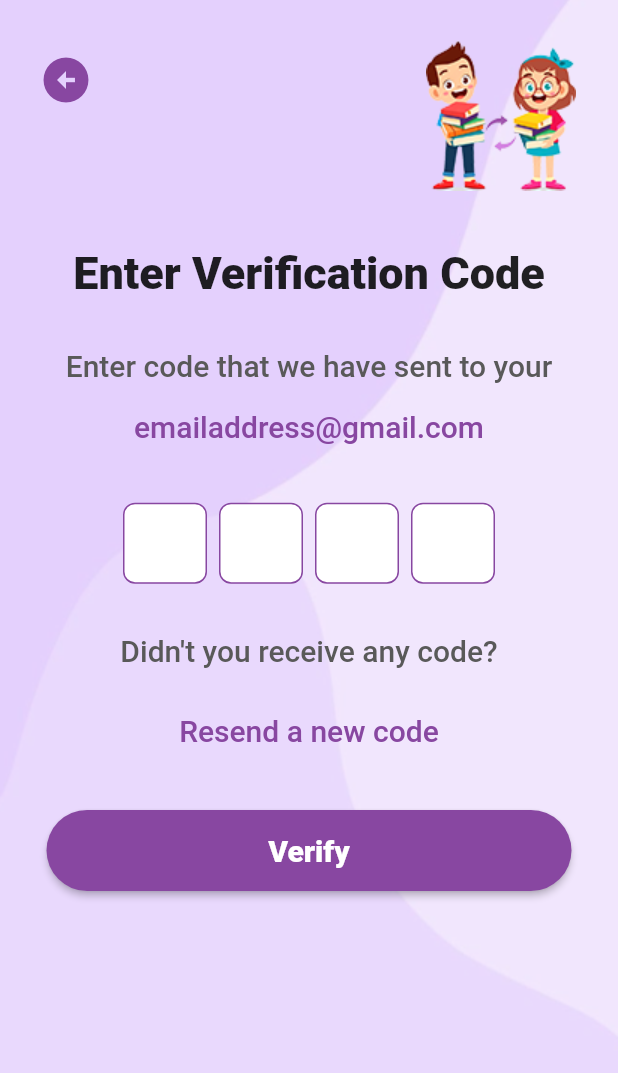
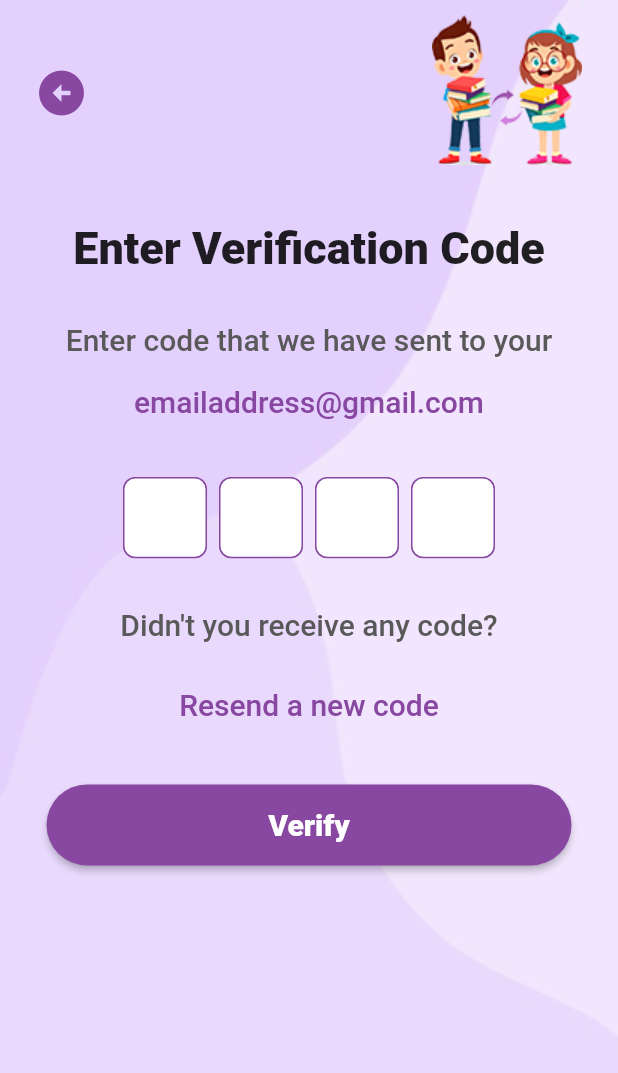
Before and after one commit to Hrkjawad/bookbin, a Flutter app: the ForgotPassVerification screen opened directly, on a phone screen of 412 x 824 dp. Shown: the top 1073 px of the screen. Run offline on Flutter 3.47's test engine with Material 3 defaults, Android fonts, the phone set to English and light mode, and no system bars; drawn by our look-alikes of pinput; our stand-ins replace cloud_firestore, firebase_core, flutter_screenutil, get, rxdart, smooth_page_indicator; accounts and stored records are empty.

Commit message:
bug fixed

```diff
--- a/lib/screens/widgets/Buttons/backbutton_with_logo.dart
+++ b/lib/screens/widgets/Buttons/backbutton_with_logo.dart
@@ -9,11 +9,12 @@ class BackButtonAndLogo extends StatelessWidget {
 
   @override
   Widget build(BuildContext context) {
-    return Stack(
-      children: [
-        Padding(
-          padding:  EdgeInsets.only(top: 30.h, left: 18.w),
-          child: IconButton(
+    return Padding(
+      padding: EdgeInsets.only(top: 10.w, left: 15.w, right: 24.w),
+      child: Row(
+        mainAxisAlignment: MainAxisAlignment.spaceBetween,
+        children: [
+          IconButton(
             onPressed: () {
               Get.back();
             },
@@ -22,13 +23,9 @@ class BackButtonAndLogo extends StatelessWidget {
               color: const Color(0XFF8847A1),
               size: 36.sp,
             ),),
-        ),
-        const Spacer(),
-        Padding(
-          padding:  EdgeInsets.only(top: 30.h, left: 284.w),
-          child: Image.asset(ImagesPath.mainLogo),
-        )
-      ],
+          Image.asset(ImagesPath.mainLogo)
+        ],
+      ),
     );
   }
 }
--- a/lib/screens/widgets/Buttons/elevatedbutton_customised.dart
+++ b/lib/screens/widgets/Buttons/elevatedbutton_customised.dart
@@ -27,7 +27,7 @@ class ElevatedButtonCustomised extends StatelessWidget {
               : () {
                   formController.setLoading(true);
                   onPressed();
-                  Timer(const Duration(seconds: 4), () {
+                  Timer(const Duration(seconds: 1), () {
                     formController.setLoading(false);
                   });
                 },
```
